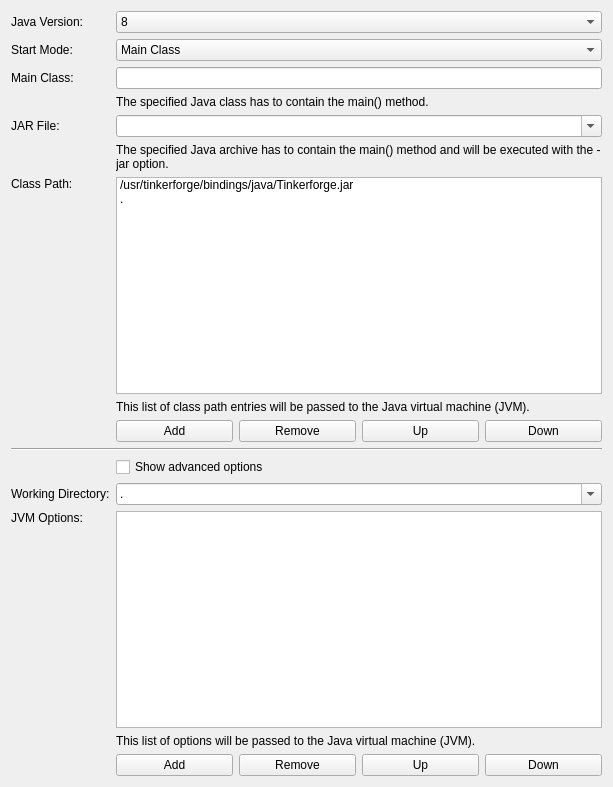
This is src/brickv/plugin_system/plugins/red/ui/program_page_java.ui in Tinkerforge/brickv as Qt 5 draws it before an edit. The edited form follows.
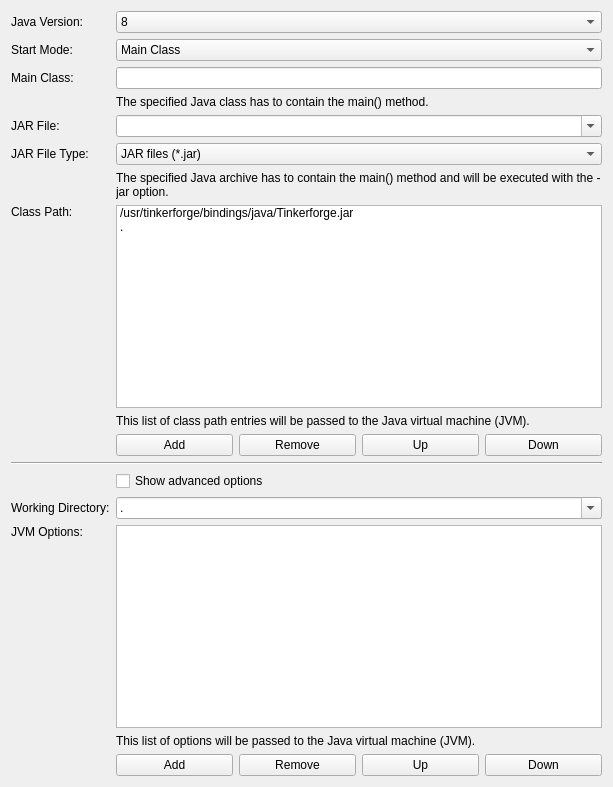
This is the edited form.

Diff of the .ui file:
```diff
--- a/src/brickv/plugin_system/plugins/red/ui/program_page_java.ui
+++ b/src/brickv/plugin_system/plugins/red/ui/program_page_java.ui
@@ -88,7 +88,7 @@
        </property>
       </widget>
      </item>
-     <item row="5" column="1" colspan="4">
+     <item row="6" column="1" colspan="4">
       <widget class="QLabel" name="label_jar_file_help">
        <property name="text">
         <string>The specified Java archive has to contain the main() method and will be executed with the -jar option.</string>
@@ -118,7 +118,7 @@
        </property>
       </widget>
      </item>
-     <item row="6" column="0">
+     <item row="7" column="0">
       <widget class="QLabel" name="label_class_path">
        <property name="text">
         <string>Class Path:</string>
@@ -128,7 +128,7 @@
        </property>
       </widget>
      </item>
-     <item row="6" column="1" colspan="4">
+     <item row="7" column="1" colspan="4">
       <widget class="QListWidget" name="list_class_path">
        <item>
         <property name="text">
@@ -148,28 +148,28 @@
        </item>
       </widget>
      </item>
-     <item row="8" column="1">
+     <item row="9" column="1">
       <widget class="QPushButton" name="button_add_class_path_entry">
        <property name="text">
         <string>Add</string>
        </property>
       </widget>
      </item>
-     <item row="8" column="2">
+     <item row="9" column="2">
       <widget class="QPushButton" name="button_remove_class_path_entry">
        <property name="text">
         <string>Remove</string>
        </property>
       </widget>
      </item>
-     <item row="8" column="3">
+     <item row="9" column="3">
       <widget class="QPushButton" name="button_up_class_path_entry">
        <property name="text">
         <string>Up</string>
        </property>
       </widget>
      </item>
-     <item row="7" column="1" colspan="4">
+     <item row="8" column="1" colspan="4">
       <widget class="QLabel" name="label_class_path_help">
        <property name="text">
         <string>This list of class path entries will be passed to the Java virtual machine (JVM).</string>
@@ -179,28 +179,28 @@
        </property>
       </widget>
      </item>
-     <item row="10" column="1" colspan="4">
+     <item row="11" column="1" colspan="4">
       <widget class="QCheckBox" name="check_show_advanced_options">
        <property name="text">
         <string>Show advanced options</string>
        </property>
       </widget>
      </item>
-     <item row="9" column="0" colspan="5">
+     <item row="10" column="0" colspan="5">
       <widget class="Line" name="line">
        <property name="orientation">
         <enum>Qt::Horizontal</enum>
        </property>
       </widget>
      </item>
-     <item row="11" column="0">
+     <item row="12" column="0">
       <widget class="QLabel" name="label_working_directory">
        <property name="text">
         <string>Working Directory:</string>
        </property>
       </widget>
      </item>
-     <item row="12" column="0">
+     <item row="13" column="0">
       <widget class="QLabel" name="label_options">
        <property name="text">
         <string>JVM Options:</string>
@@ -210,60 +210,60 @@
        </property>
       </widget>
      </item>
-     <item row="11" column="1" colspan="4">
-      <widget class="QComboBox" name="combo_working_directory">
-       <property name="editable">
-        <bool>true</bool>
-       </property>
-       <property name="insertPolicy">
-        <enum>QComboBox::NoInsert</enum>
-       </property>
-       <item>
-        <property name="text">
-         <string>.</string>
-        </property>
-       </item>
-      </widget>
-     </item>
      <item row="12" column="1" colspan="4">
+      <widget class="QComboBox" name="combo_working_directory">
+       <property name="editable">
+        <bool>true</bool>
+       </property>
+       <property name="insertPolicy">
+        <enum>QComboBox::NoInsert</enum>
+       </property>
+       <item>
+        <property name="text">
+         <string>.</string>
+        </property>
+       </item>
+      </widget>
+     </item>
+     <item row="13" column="1" colspan="4">
       <widget class="QListWidget" name="list_options"/>
      </item>
-     <item row="14" column="1">
+     <item row="15" column="1">
       <widget class="QPushButton" name="button_add_option">
        <property name="text">
         <string>Add</string>
        </property>
       </widget>
      </item>
-     <item row="14" column="2">
+     <item row="15" column="2">
       <widget class="QPushButton" name="button_remove_option">
        <property name="text">
         <string>Remove</string>
        </property>
       </widget>
      </item>
-     <item row="14" column="3">
+     <item row="15" column="3">
       <widget class="QPushButton" name="button_up_option">
        <property name="text">
         <string>Up</string>
        </property>
       </widget>
      </item>
-     <item row="14" column="4">
+     <item row="15" column="4">
       <widget class="QPushButton" name="button_down_option">
        <property name="text">
         <string>Down</string>
        </property>
       </widget>
      </item>
-     <item row="8" column="4">
+     <item row="9" column="4">
       <widget class="QPushButton" name="button_down_class_path_entry">
        <property name="text">
         <string>Down</string>
        </property>
       </widget>
      </item>
-     <item row="13" column="1" colspan="4">
+     <item row="14" column="1" colspan="4">
       <widget class="QLabel" name="label_options_help">
        <property name="text">
         <string>This list of options will be passed to the Java virtual machine (JVM).</string>
@@ -273,6 +273,30 @@
        </property>
       </widget>
      </item>
+     <item row="5" column="0">
+      <widget class="QLabel" name="label_jar_file_type">
+       <property name="text">
+        <string>JAR File Type:</string>
+       </property>
+      </widget>
+     </item>
+     <item row="5" column="1" colspan="4">
+      <widget class="QComboBox" name="combo_jar_file_type">
+       <property name="currentIndex">
+        <number>1</number>
+       </property>
+       <item>
+        <property name="text">
+         <string>All files</string>
+        </property>
+       </item>
+       <item>
+        <property name="text">
+         <string>JAR files (*.jar)</string>
+        </property>
+       </item>
+      </widget>
+     </item>
     </layout>
    </item>
   </layout>
```
